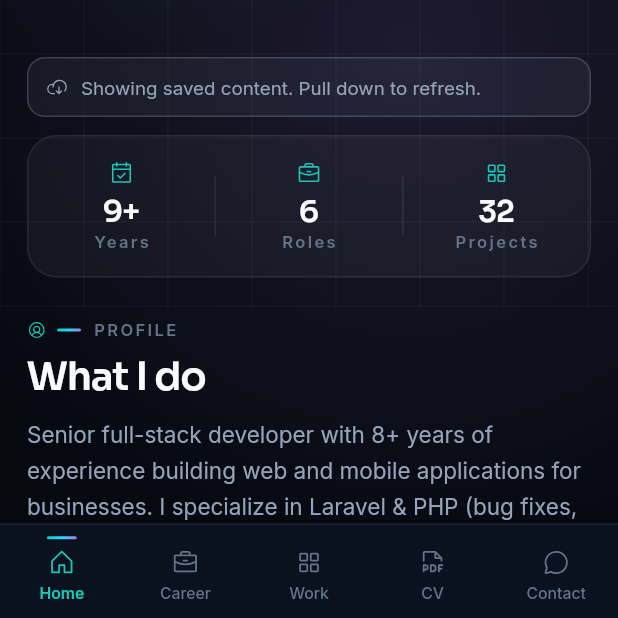
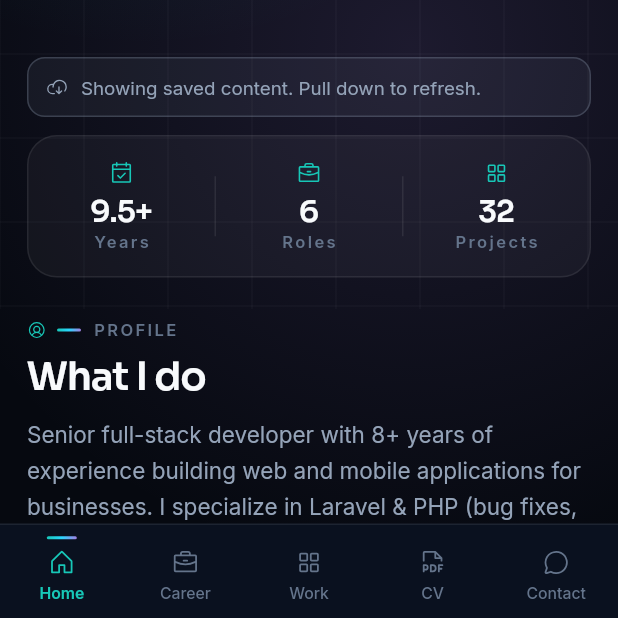
Before and after one commit to ciphercall/gazi-portfolio-app, a Flutter app: the screen it shows after launch, on a phone screen of 412 x 824 dp, the part 618-1236 px from its top. Run offline on Flutter 3.47's test engine with Material 3 defaults, Android fonts, the phone set to English and light mode, and no system bars; our stand-ins replace cached_network_image, dio, go_router, package_info_plus, phosphor_flutter, share_plus and 1 more; missing offline and left inert: flutter_pdfview; network calls fail.

Commit message:
Compute career tenure in half years
The home stat subtracted calendar years, which read 9 while the career is
9.5 years old. It now measures elapsed days and floors to the nearest half,
rendering 9.5+ and staying whole-number clean at 10+.
Co-authored-by: CommandCodeBot <noreply@commandcode.ai>

```diff
--- a/lib/screens/home_screen.dart
+++ b/lib/screens/home_screen.dart
@@ -292,7 +292,7 @@ class _HomeScreenState extends State<HomeScreen> {
     );
   }
 
-  static int _yearsOfExperience(List<dynamic> experiences) {
+  static double _yearsOfExperience(List<dynamic> experiences) {
     DateTime? earliest;
     for (final experience in experiences) {
       final parsed = DateTime.tryParse('${experience.startDate}');
@@ -300,7 +300,8 @@ class _HomeScreenState extends State<HomeScreen> {
       if (earliest == null || parsed.isBefore(earliest)) earliest = parsed;
     }
     if (earliest == null) return 0;
-    return DateTime.now().year - earliest.year;
+    final years = DateTime.now().difference(earliest).inDays / 365.25;
+    return (years * 2).floor() / 2;
   }
 }
 
@@ -329,17 +330,25 @@ class _HeroName extends StatelessWidget {
   }
 }
 
+String _formatYears(double years) => years == years.roundToDouble()
+    ? years.toStringAsFixed(0)
+    : years.toStringAsFixed(1);
+
 class _StatsRow extends StatelessWidget {
   const _StatsRow({required this.years, required this.roles, required this.projects});
 
-  final int years;
+  final double years;
   final int roles;
   final int projects;
 
   @override
   Widget build(BuildContext context) {
     final items = <({IconData icon, String value, String label})>[
-      (icon: PhosphorIconsRegular.calendarCheck, value: '$years+', label: 'Years'),
+      (
+        icon: PhosphorIconsRegular.calendarCheck,
+        value: '${_formatYears(years)}+',
+        label: 'Years',
+      ),
       (icon: PhosphorIconsRegular.briefcase, value: '$roles', label: 'Roles'),
       (icon: PhosphorIconsRegular.squaresFour, value: '$projects', label: 'Projects'),
     ];
```
